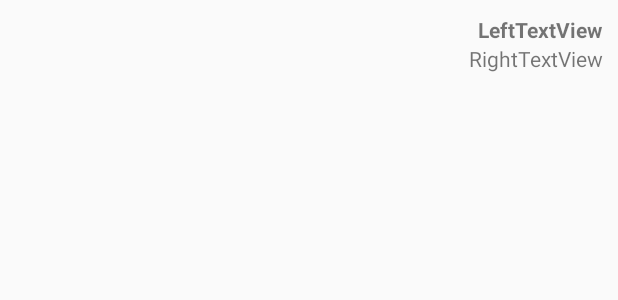
After one commit to dev-bpn/CustomView, an Android app: the layout key_value_layout.xml on its own in the app's theme, with its tools: preview values and no code run, on a phone screen of 412 x 824 dp. The commit adds this screen. Shown: the top 300 px of the screen. Run offline under Robolectric (Android 15) with nearby library versions, the phone set to English and light mode, and no system bars.

Commit message:
Partially Done

```diff
--- a/app/src/main/java/custom_view/bpn/com/customview/MainActivity.java
+++ b/app/src/main/java/custom_view/bpn/com/customview/MainActivity.java
@@ -29,7 +29,9 @@ public class MainActivity extends AppCompatActivity {
      * */
     private void customViewTasks() {
 
-
+        CustomView customView = (CustomView) findViewById(R.id.CustomView);
+        customView.setLeftLabel("Left Label");
+        customView.setRightLabel("Right Label");
 
     }
 
--- /dev/null
+++ b/app/src/main/res/layout/key_value_layout.xml
@@ -0,0 +1,22 @@
+<?xml version="1.0" encoding="utf-8"?>
+<LinearLayout xmlns:android="http://schemas.android.com/apk/res/android"
+    android:layout_width="match_parent"
+    android:layout_height="match_parent"
+    android:orientation="vertical"
+    android:layout_margin="10dp"
+    android:gravity="right">
+
+    <TextView
+        android:id="@+id/textView1"
+        android:text="LeftTextView"
+        android:layout_width="wrap_content"
+        android:layout_height="wrap_content"
+        android:textStyle="bold"/>
+
+    <TextView
+        android:id="@+id/textView2"
+        android:text="RightTextView"
+        android:layout_width="wrap_content"
+        android:layout_height="wrap_content"/>
+
+</LinearLayout>
```
Also changed, not shown: app/src/main/java/custom_view/bpn/com/customview/CustomView.java (added, +82 -0 lines), app/src/main/res/layout/content_main.xml (+8 -7 lines), app/src/main/res/values/attrs.xml (+4 -3 lines), app/src/main/res/values/styles.xml (+14 -0 lines).
